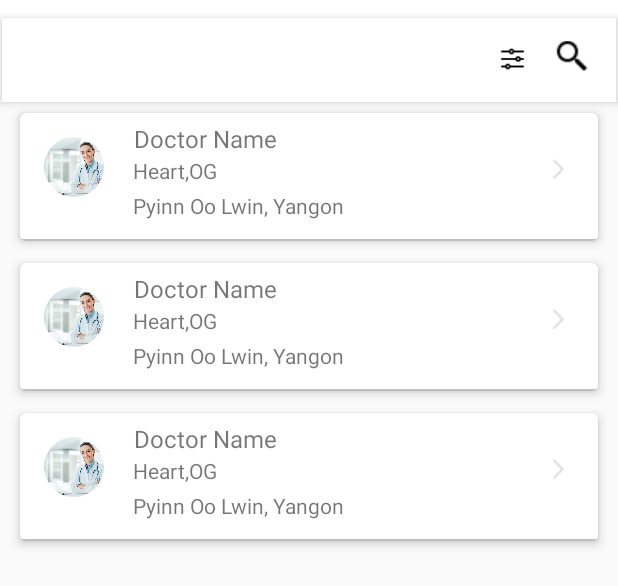
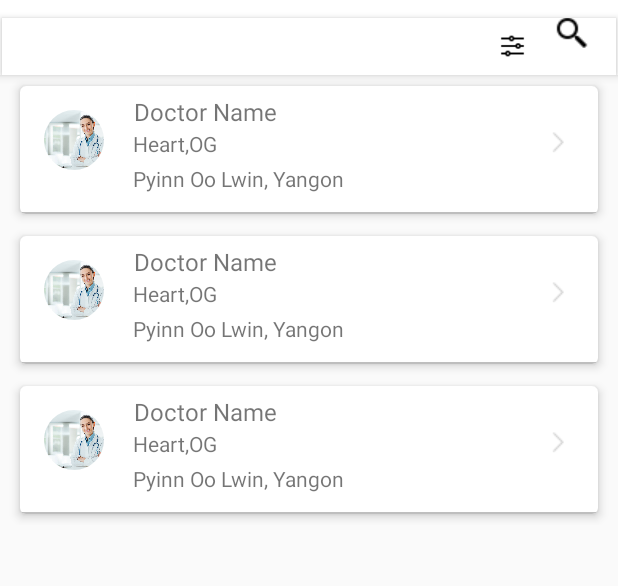
Before and after one commit to ThiriWai26/clinic_android, an Android app: the layout app_bar_drawer.xml on its own in the app's theme, with its tools: preview values and no code run, on a phone screen of 412 x 824 dp. Shown: the top 586 px of the screen. Run offline under Robolectric (Android 15) with nearby library versions, the phone set to English and light mode, and no system bars.

```diff
--- a/app/src/main/res/layout/app_bar_drawer.xml
+++ b/app/src/main/res/layout/app_bar_drawer.xml
@@ -10,7 +10,7 @@
     <android.support.design.widget.AppBarLayout
         android:id="@+id/appBarLayout"
         android:layout_width="match_parent"
-        android:layout_height="wrap_content"
+        android:layout_height="50dp"
         android:background="#ffffff"
         android:theme="@style/AppTheme.AppBarOverlay">
 
@@ -35,7 +35,7 @@
             app:layout_constraintStart_toStartOf="parent"
             app:layout_constraintTop_toTopOf="parent"
             app:popupTheme="@style/AppTheme.PopupOverlay"
-            app:titleMarginStart="73dp">
+            app:titleMarginStart="0dp">
 
             <LinearLayout
                 android:layout_width="match_parent"
```
